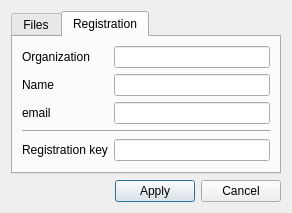
pitikov/cwall.qt4, file dialog_configure.ui: the form before one commit.
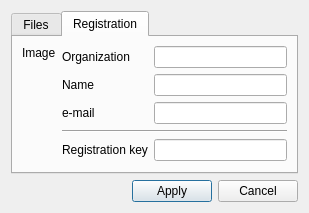
The form after the commit. Icons and pictures are not drawn.

What changed in the file:
```diff
--- a/dialog_configure.ui
+++ b/dialog_configure.ui
@@ -6,8 +6,8 @@
    <rect>
     <x>0</x>
     <y>0</y>
-    <width>292</width>
-    <height>188</height>
+    <width>309</width>
+    <height>191</height>
    </rect>
   </property>
   <property name="windowTitle">
@@ -146,7 +146,31 @@
       <attribute name="title">
        <string>Registration</string>
       </attribute>
-      <layout class="QVBoxLayout" name="verticalLayout">
+      <layout class="QHBoxLayout" name="horizontalLayout">
+       <item>
+        <layout class="QVBoxLayout" name="verticalLayout">
+         <item>
+          <widget class="QLabel" name="labelRegStatus">
+           <property name="text">
+            <string>Image</string>
+           </property>
+          </widget>
+         </item>
+         <item>
+          <spacer name="verticalSpacer_2">
+           <property name="orientation">
+            <enum>Qt::Vertical</enum>
+           </property>
+           <property name="sizeHint" stdset="0">
+            <size>
+             <width>20</width>
+             <height>40</height>
+            </size>
+           </property>
+          </spacer>
+         </item>
+        </layout>
+       </item>
        <item>
         <layout class="QFormLayout" name="formLayout">
          <item row="0" column="0">
@@ -172,7 +196,7 @@
          <item row="2" column="0">
           <widget class="QLabel" name="label_6">
            <property name="text">
-            <string>email</string>
+            <string>e-mail</string>
            </property>
           </widget>
          </item>
```
Left out of the diff: 16 changed lines with no effect on the pictures.
